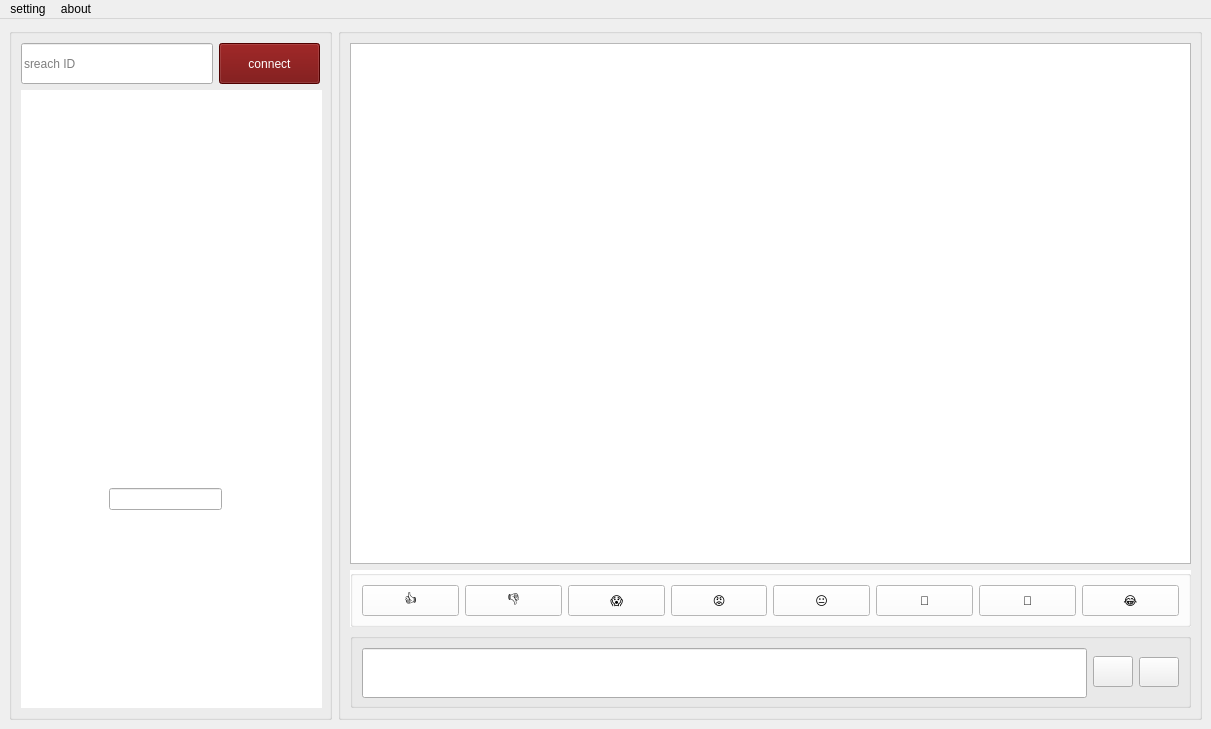
The window that chatroom.ui (Pourya231/converso) describes before a commit, drawn with Qt 5.
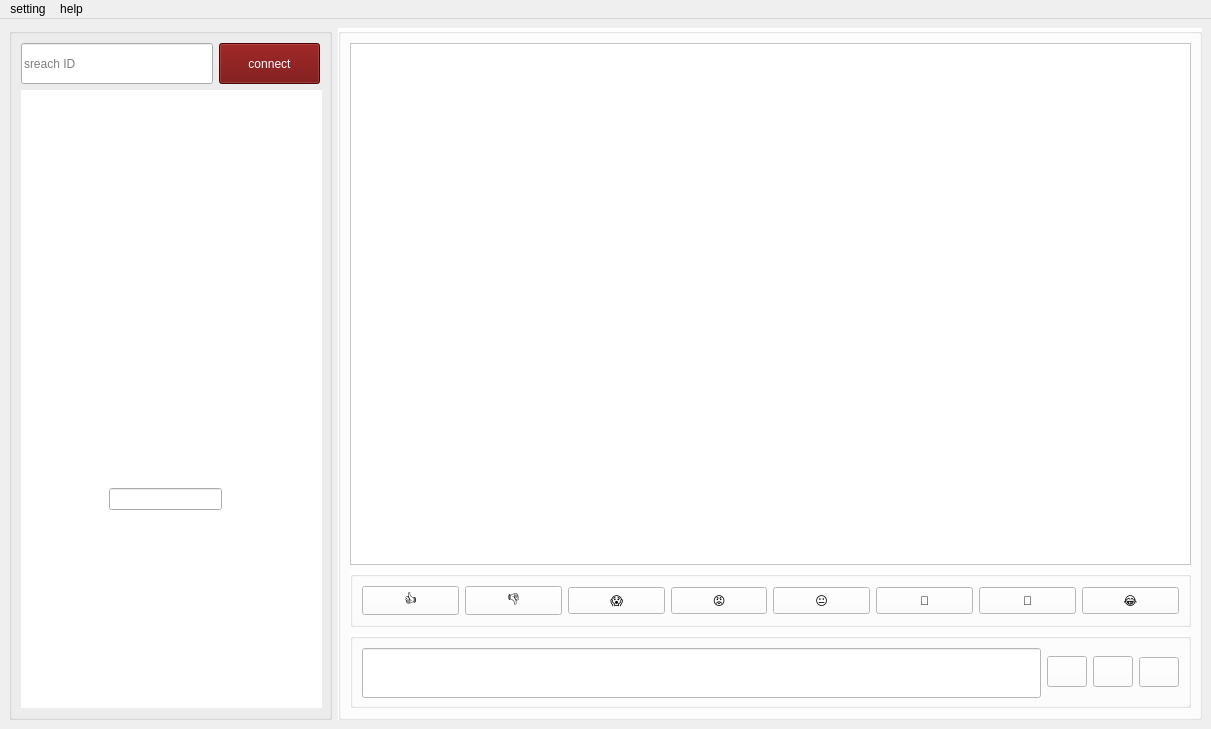
The same window after the commit. Icons and pictures are not drawn.

Commit message: attachment botuum added.

```diff
--- a/chatroom.ui
+++ b/chatroom.ui
@@ -113,6 +113,9 @@
         <height>681</height>
        </size>
       </property>
+      <property name="styleSheet">
+       <string notr="true">background-color: rgb(255, 255, 255);</string>
+      </property>
       <property name="title">
        <string/>
       </property>
@@ -167,7 +170,7 @@
             <property name="minimumSize">
              <size>
               <width>93</width>
-              <height>31</height>
+              <height>27</height>
              </size>
             </property>
             <property name="text">
@@ -183,7 +186,7 @@
             <property name="minimumSize">
              <size>
               <width>93</width>
-              <height>31</height>
+              <height>27</height>
              </size>
             </property>
             <property name="text">
@@ -196,7 +199,7 @@
             <property name="minimumSize">
              <size>
               <width>93</width>
-              <height>31</height>
+              <height>27</height>
              </size>
             </property>
             <property name="text">
@@ -209,7 +212,7 @@
             <property name="minimumSize">
              <size>
               <width>93</width>
-              <height>31</height>
+              <height>27</height>
              </size>
             </property>
             <property name="text">
@@ -222,7 +225,7 @@
             <property name="minimumSize">
              <size>
               <width>93</width>
-              <height>31</height>
+              <height>27</height>
              </size>
             </property>
             <property name="text">
@@ -235,7 +238,7 @@
             <property name="minimumSize">
              <size>
               <width>93</width>
-              <height>31</height>
+              <height>27</height>
              </size>
             </property>
             <property name="text">
@@ -248,7 +251,7 @@
             <property name="minimumSize">
              <size>
               <width>93</width>
-              <height>31</height>
+              <height>27</height>
              </size>
             </property>
             <property name="text">
@@ -261,7 +264,7 @@
             <property name="minimumSize">
              <size>
               <width>93</width>
-              <height>31</height>
+              <height>27</height>
              </size>
             </property>
             <property name="text">
@@ -341,6 +344,25 @@
            </widget>
           </item>
           <item row="0" column="2">
+           <widget class="QPushButton" name="pushButton_12">
+            <property name="minimumSize">
+             <size>
+              <width>32</width>
+              <height>31</height>
+             </size>
+            </property>
+            <property name="cursor">
+             <cursorShape>PointingHandCursor</cursorShape>
+            </property>
+            <property name="styleSheet">
+             <string notr="true">border-image: url(:/new/prefix1/attachment_light.png);</string>
+            </property>
+            <property name="text">
+             <string/>
+            </property>
+           </widget>
+          </item>
+          <item row="0" column="3">
            <widget class="QPushButton" name="pushButton">
             <property name="sizePolicy">
              <sizepolicy hsizetype="Maximum" vsizetype="Fixed">
@@ -396,7 +418,7 @@
    </widget>
    <widget class="QMenu" name="menuabout">
     <property name="title">
-     <string>about</string>
+     <string>help</string>
     </property>
     <addaction name="actioncontact_us"/>
     <addaction name="actionrefer_a_freind"/>
```
Left out of the diff: 56 changed lines with no effect on the pictures. The commit also changes 7 other files.
